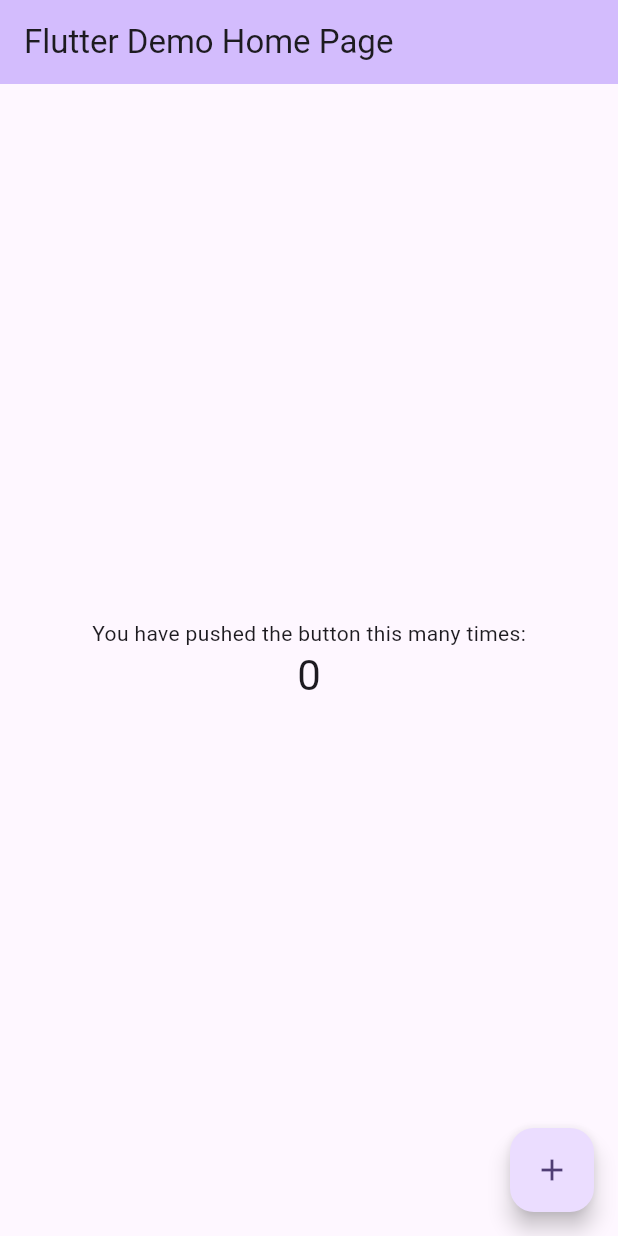
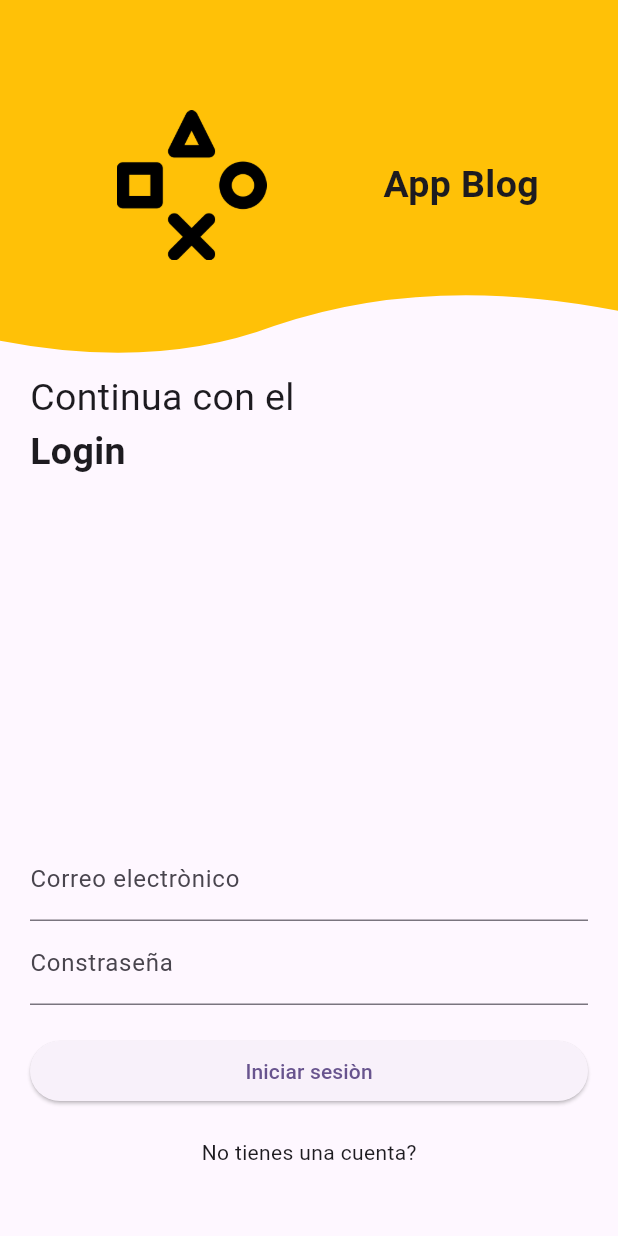
Before and after one commit to clayaldas/blog_app, a Flutter app: the screen it shows after launch, on a phone screen of 412 x 824 dp. Run offline on Flutter 3.47's test engine with Material 3 defaults, Android fonts, the phone set to English and light mode, and no system bars; our stand-ins replace flutter_custom_clippers.

Commit message:
Agregado diseño de la primera pantalla

```diff
--- a/lib/main.dart
+++ b/lib/main.dart
@@ -1,3 +1,4 @@
+import 'package:blog_app/src/presentation/pages/auth/login/login_page.dart';
 import 'package:flutter/material.dart';
 
 void main() {
@@ -7,119 +8,20 @@ void main() {
 class MyApp extends StatelessWidget {
   const MyApp({super.key});
 
-  // This widget is the root of your application.
   @override
   Widget build(BuildContext context) {
     return MaterialApp(
+      debugShowCheckedModeBanner: false,
       title: 'Flutter Demo',
       theme: ThemeData(
-        // This is the theme of your application.
-        //
-        // TRY THIS: Try running your application with "flutter run". You'll see
-        // the application has a purple toolbar. Then, without quitting the app,
-        // try changing the seedColor in the colorScheme below to Colors.green
-        // and then invoke "hot reload" (save your changes or press the "hot
-        // reload" button in a Flutter-supported IDE, or press "r" if you used
-        // the command line to start the app).
-        //
-        // Notice that the counter didn't reset back to zero; the application
-        // state is not lost during the reload. To reset the state, use hot
-        // restart instead.
-        //
-        // This works for code too, not just values: Most code changes can be
-        // tested with just a hot reload.
         colorScheme: ColorScheme.fromSeed(seedColor: Colors.deepPurple),
         useMaterial3: true,
       ),
-      home: const MyHomePage(title: 'Flutter Demo Home Page'),
+      // home: const LoginPage(),
+      initialRoute: 'login',
+      routes: {
+        'login': (BuildContext context) => const LoginPage(),
+      },
     );
   }
 }
-
-class MyHomePage extends StatefulWidget {
-  const MyHomePage({super.key, required this.title});
-
-  // This widget is the home page of your application. It is stateful, meaning
-  // that it has a State object (defined below) that contains fields that affect
-  // how it looks.
-
-  // This class is the configuration for the state. It holds the values (in this
-  // case the title) provided by the parent (in this case the App widget) and
-  // used by the build method of the State. Fields in a Widget subclass are
-  // always marked "final".
-
-  final String title;
-
-  @override
-  State<MyHomePage> createState() => _MyHomePageState();
-}
-
-class _MyHomePageState extends State<MyHomePage> {
-  int _counter = 0;
-
-  void _incrementCounter() {
-    setState(() {
-      // This call to setState tells the Flutter framework that something has
-      // changed in this State, which causes it to rerun the build method below
-      // so that the display can reflect the updated values. If we changed
-      // _counter without calling setState(), then the build method would not be
-      // called again, and so nothing would appear to happen.
-      _counter++;
-    });
-  }
-
-  @override
-  Widget build(BuildContext context) {
-    // This method is rerun every time setState is called, for instance as done
-    // by the _incrementCounter method above.
-    //
-    // The Flutter framework has been optimized to make rerunning build methods
-    // fast, so that you can just rebuild anything that needs updating rather
-    // than having to individually change instances of widgets.
-    return Scaffold(
-      appBar: AppBar(
-        // TRY THIS: Try changing the color here to a specific color (to
-        // Colors.amber, perhaps?) and trigger a hot reload to see the AppBar
-        // change color while the other colors stay the same.
-        backgroundColor: Theme.of(context).colorScheme.inversePrimary,
-        // Here we take the value from the MyHomePage object that was created by
-        // the App.build method, and use it to set our appbar title.
-        title: Text(widget.title),
-      ),
-      body: Center(
-        // Center is a layout widget. It takes a single child and positions it
-        // in the middle of the parent.
-        child: Column(
-          // Column is also a layout widget. It takes a list of children and
-          // arranges them vertically. By default, it sizes itself to fit its
-          // children horizontally, and tries to be as tall as its parent.
-          //
-          // Column has various properties to control how it sizes itself and
-          // how it positions its children. Here we use mainAxisAlignment to
-          // center the children vertically; the main axis here is the vertical
-          // axis because Columns are vertical (the cross axis would be
-          // horizontal).
-          //
-          // TRY THIS: Invoke "debug painting" (choose the "Toggle Debug Paint"
-          // action in the IDE, or press "p" in the console), to see the
-          // wireframe for each widget.
-          mainAxisAlignment: MainAxisAlignment.center,
-          children: <Widget>[
-            const Text(
-              'You have pushed the button this many times:',
-            ),
-            Text(
-              '$_counter',
-              style: Theme.of(context).textTheme.headlineMedium,
-            ),
-          ],
-        ),
-      ),
-      floatingActionButton: FloatingActionButton(
-        onPressed: _incrementCounter,
-        tooltip: 'Increment',
-        child: const Icon(Icons.add),
-      ), // This trailing comma makes auto-formatting nicer for build methods.
-    );
-  }
-}
--- /dev/null
+++ b/lib/src/presentation/pages/auth/login/login_page.dart
@@ -0,0 +1,87 @@
+import 'package:flutter/material.dart';
+import 'package:flutter_custom_clippers/flutter_custom_clippers.dart';
+
+class LoginPage extends StatelessWidget {
+  const LoginPage({super.key});
+
+  @override
+  Widget build(BuildContext context) {
+    return Scaffold(
+      body: Column(
+        crossAxisAlignment: CrossAxisAlignment.start,
+        children: [
+          ClipPath(
+            clipper: WaveClipperTwo(),
+            child: Container(
+              height: MediaQuery.of(context).size.height * 0.30,
+              color: Colors.amber,
+              child: Row(
+                mainAxisAlignment: MainAxisAlignment.spaceEvenly,
+                children: [
+                  Image.asset(
+                    'assets/images/gamepad.png',
+                    height: 100,
+                    width: 150,
+                  ),
+                  const Text(
+                    'App Blog',
+                    style: TextStyle(
+                      fontSize: 25,
+                      fontWeight: FontWeight.bold,
+                    ),
+                  ),
+                ],
+              ),
+            ),
+          ),
+          Container(
+            margin: const EdgeInsets.only(left: 20),
+            child: const Text(
+              'Continua con el',
+              style: TextStyle(fontSize: 25),
+            ),
+          ),
+          Container(
+            margin: const EdgeInsets.only(left: 20),
+            child: const Text(
+              'Login',
+              style: TextStyle(fontSize: 25, fontWeight: FontWeight.bold),
+            ),
+          ),
+          const Spacer(),
+          Container(
+            margin: const EdgeInsets.symmetric(horizontal: 20),
+            child: const TextField(
+              decoration: InputDecoration(
+                label: Text('Correo electrònico'),
+              ),
+            ),
+          ),
+          Container(
+            margin: const EdgeInsets.symmetric(horizontal: 20),
+            child: const TextField(
+              decoration: InputDecoration(
+                label: Text('Constraseña'),
+              ),
+            ),
+          ),
+          Container(
+            width: double.infinity,
+            margin: const EdgeInsets.symmetric(horizontal: 20, vertical: 20),
+            child: ElevatedButton(
+              onPressed: () {},
+              child: const Text('Iniciar sesiòn'),
+            ),
+          ),
+          Container(
+            alignment: Alignment.center,
+            margin: const EdgeInsets.only(bottom: 46),
+            child: const Text(
+              'No tienes una cuenta?',
+            ),
+          )
+        ],
+      ),
+    );
+  }
+}
--- a/pubspec.yaml
+++ b/pubspec.yaml
@@ -35,6 +35,7 @@ dependencies:
   # The following adds the Cupertino Icons font to your application.
   # Use with the CupertinoIcons class for iOS style icons.
   cupertino_icons: ^1.0.8
+  flutter_custom_clippers: ^2.1.0
 
 dev_dependencies:
   flutter_test:
@@ -59,8 +60,9 @@ flutter:
   uses-material-design: true
 
   # To add assets to your application, add an assets section, like this:
-  # assets:
-  #   - images/a_dot_burr.jpeg
+  assets:
+    - assets/images/
+    # - images/a_dot_burr.jpeg
   #   - images/a_dot_ham.jpeg
 
   # An image asset can refer to one or more resolution-specific "variants", see
```
Also changed, not shown: pubspec.lock.
